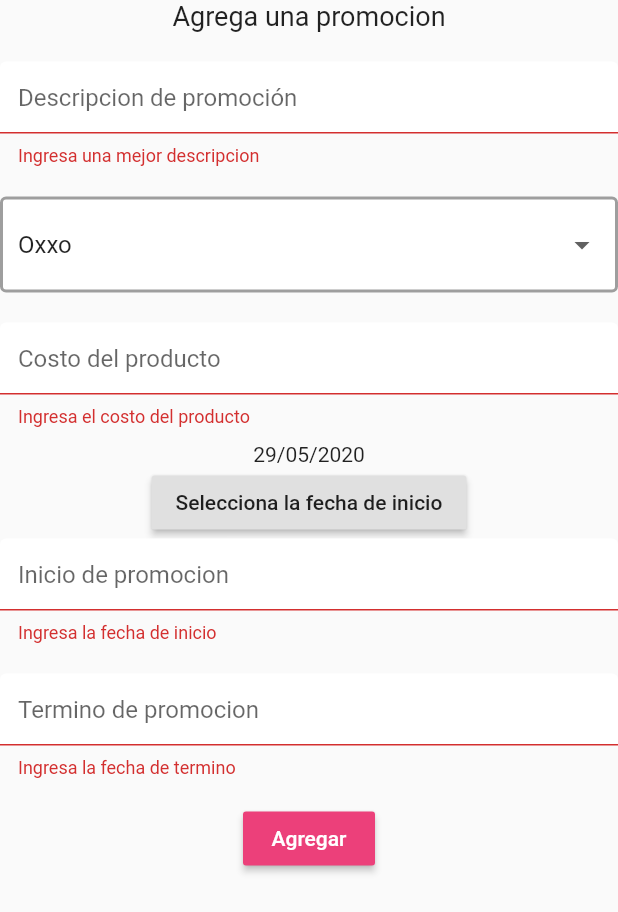
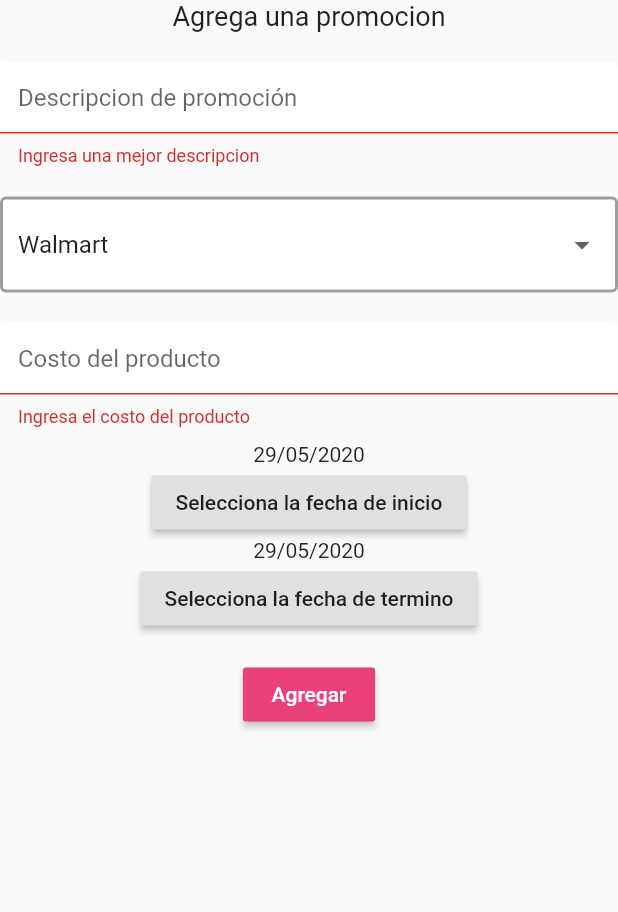
Before and after one commit to urimeba/fiestaap, a Flutter app: the NewPromo screen opened directly, after a tap on "Agregar", on a phone screen of 412 x 824 dp. Shown: the top 912 px of the screen. Run offline on Flutter 3.47's test engine with Material 2 defaults, Android fonts, the light colour scheme and no system bars; our stand-ins replace cloud_firestore, firebase_auth, flutter_spinkit, simple_animations; accounts and stored records are empty.

Commit message:
*fix* Datepicker in Create promos
Added the datepicker to choose the final promo date. Needed to parse the costo to int

```diff
--- a/lib/screens/home/promo_new.dart
+++ b/lib/screens/home/promo_new.dart
@@ -26,29 +26,42 @@ class _NewPromoState extends State<NewPromo> {
   // Form values
   String _descripcion;
   String _costo;
-  String _fechaInicio;
-  String _fechaVencimiento;
-  String _tienda;
+  String _tienda='Walmart';
   String error="";
-  DateTime _fechaInicio2 = DateTime.now();
-  DateTime now = DateTime.now();
+  DateTime _fechaInicio = DateTime.now();
+  DateTime _fechaFinal = DateTime.now();
 
-  Future<Null> _selectDate(BuildContext context) async {
+  Future<Null> _selectFechaInicio(BuildContext context) async {
     final DateTime picked = await showDatePicker(
         context: context,
-        initialDate: _fechaInicio2,
+        initialDate: _fechaInicio,
         firstDate: DateTime(2015, 8),
-        lastDate: DateTime(2101));
-    if (picked != null && picked != _fechaInicio2)
+        lastDate: DateTime(2021));
+    if (picked != null && picked != _fechaInicio)
       setState(() {
-        _fechaInicio2 = picked;
-        now = picked;
+        _fechaInicio = picked;
+      });
+  }
+
+  Future<Null> _selectFechaFinal(BuildContext context) async {
+    final DateTime picked = await showDatePicker(
+        context: context,
+        initialDate: _fechaFinal,
+        firstDate: _fechaInicio,
+        lastDate: DateTime(2021));
+    if (picked != null && picked != _fechaFinal)
+      setState(() {
+        _fechaFinal = picked;
       });
   }
 
   @override
   Widget build(BuildContext context) {
-    String convertedDateTime="${now.day.toString().padLeft(2,'0')}/${now.month.toString().padLeft(2,'0')}/${now.year.toString()}";
+
+    String convertedFechaInicio="${_fechaInicio.day.toString().padLeft(2,'0')}/${_fechaInicio.month.toString().padLeft(2,'0')}/${_fechaInicio.year.toString()}";
+    String convertedFechaFinal="${_fechaFinal.day.toString().padLeft(2,'0')}/${_fechaFinal.month.toString().padLeft(2,'0')}/${_fechaFinal.year.toString()}";
+
+
     return Scaffold(
       resizeToAvoidBottomInset: false,
       body:
@@ -70,7 +83,7 @@ class _NewPromoState extends State<NewPromo> {
                       SizedBox(height: 20),
                       DropdownButtonFormField<String>(
                         decoration: textInputDecoration.copyWith(hintText: 'Elige una tienda'),
-                        value: _tienda ?? 'Oxxo',
+                        value: _tienda ,
                         items: stores.
                           map((store) => DropdownMenuItem(
                             child: Text('$store'),
@@ -87,24 +100,18 @@ class _NewPromoState extends State<NewPromo> {
                       ),
                       SizedBox(height: 10,),
 
-                      Text("$convertedDateTime"),
+                      Text("$convertedFechaInicio"),
                       RaisedButton(
-                        onPressed: () => _selectDate(context),
+                        onPressed: () => _selectFechaInicio(context),
                         child: Text('Selecciona la fecha de inicio'),
                       ),
 
+                      Text("$convertedFechaFinal"),
+                      RaisedButton(
+                        onPressed: () => _selectFechaFinal(context),
+                        child: Text('Selecciona la fecha de termino'),
+                      ),
 
-                      TextFormField(
-                        decoration: textInputDecoration.copyWith(hintText: 'Inicio de promocion'),
-                        validator: (val) => val.length < 1 ? 'Ingresa la fecha de inicio' : null,
-                        onChanged: (val) => setState(() => _fechaInicio = val)
-                      ),
-                      SizedBox(height: 20,),
-                      TextFormField(
-                        decoration: textInputDecoration.copyWith(hintText: 'Termino de promocion'),
-                        validator: (val) => val.length < 1 ? 'Ingresa la fecha de termino' : null,
-                        onChanged: (val) => setState(() => _fechaVencimiento = val)
-                      ),
                       Text(
                           error,
                           style: TextStyle(
@@ -119,19 +126,30 @@ class _NewPromoState extends State<NewPromo> {
                         child: Text('Agregar', style: TextStyle(color: Colors.white),),
                         onPressed: () async {
 
+                          if(
+                              int.parse(_fechaInicio.day.toString().padLeft(2,'0'))>int.parse(_fechaFinal.day.toString().padLeft(2,'0')) ||
+                              int.parse(_fechaInicio.month.toString().padLeft(2,'0'))>int.parse(_fechaFinal.month.toString().padLeft(2,'0')) ||
+                              int.parse(_fechaInicio.year.toString())>int.parse(_fechaFinal.year.toString())
+                            ){
+                              setState(() {
+                                error="La fecha de termino NO puede ser mayor a la de inicio";
+                              });
+                            }else{
                               if(_formKey.currentState.validate()){
-
                                 await databaseService.promosCollection
                                   .add({
                                     'costo': _costo,
                                     'descripcion': _descripcion,
                                     'estado': '1',
-                                'fechaInicio': convertedDateTime ,
-                                'fechaVencimiento': _fechaVencimiento,
+                                    'fechaInicio': convertedFechaInicio.toString() ,
+                                    'fechaVencimiento': convertedFechaFinal.toString(),
                                     'tienda': _tienda,
                                   });
                                   Navigator.pop(context);
                               }
+                            }
+
+
                         }
                         ),
                     ],
```
Lines whose indentation alone changed are shown as unchanged.
